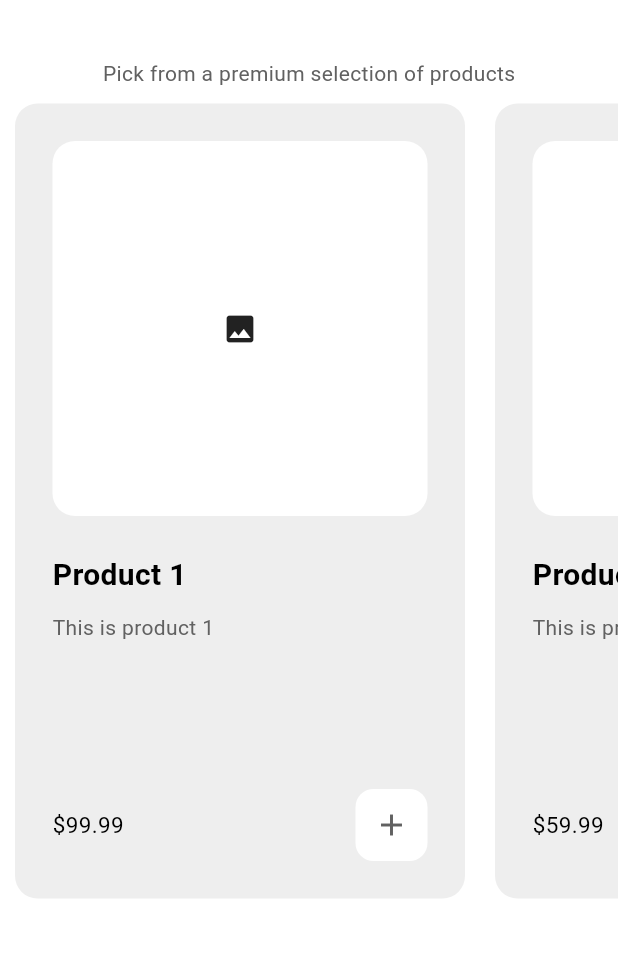
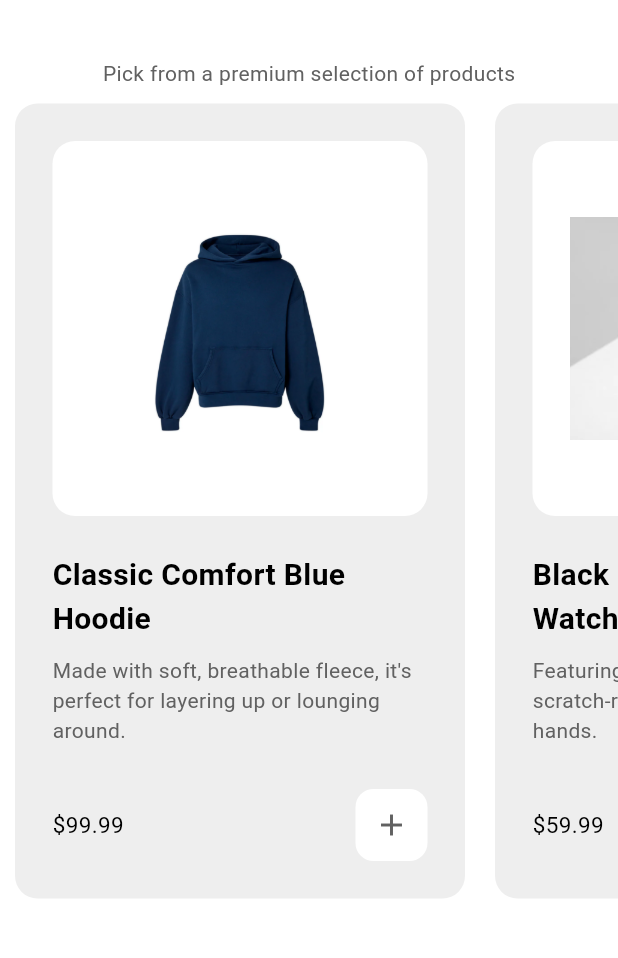
Before and after one commit to BUSHAAN/E-commerce-app, a Flutter app: the ShopPage screen opened by its route, on a phone screen of 412 x 824 dp, the part 63-1021 px from its top. Run offline on Flutter 3.47's test engine with Material 3 defaults, Android fonts, the phone set to English and light mode, and no system bars.

Commit message:
added images and finalized cart functionality

```diff
--- a/lib/components/my_product_tile.dart
+++ b/lib/components/my_product_tile.dart
@@ -71,7 +71,7 @@ class MyProductTile extends StatelessWidget {
                     ),
                     padding: const EdgeInsets.all(25),
                     width: double.infinity,
-                    child: Icon(Icons.image)),
+                    child: Image.asset(product.image)),
               ),
               SizedBox(height: 25),
               //title
--- a/lib/models/product.dart
+++ b/lib/models/product.dart
@@ -2,11 +2,11 @@ class Product {
   final String name;
   final String description;
   final double price;
-  //final String image;
+  final String image;
   Product(
       {required this.name,
       required this.description,
       required this.price,
-      //required this.image
+      required this.image
       });
 }
--- a/lib/models/shop.dart
+++ b/lib/models/shop.dart
@@ -2,50 +2,53 @@ import 'package:flutter/material.dart';
 
 import 'product.dart';
 
-class Shop extends ChangeNotifier{
+class Shop extends ChangeNotifier {
   //product for sales
-  final List<Product> _shop=[
+  final List<Product> _shop = [
     //product 1
     Product(
-      name: "Product 1",
-      description: "This is product 1",
-      price: 99.99,
-      //image: "assets/images/product1.jpg"
-    ),Product(
-      name: "Product 2",
-      description: "This is product 2",
-      price: 59.99,
-      //image: "assets/images/product1.jpg"
-    ),Product(
-      name: "Product 3",
-      description: "This is product 3",
-      price: 129.99,
-      //image: "assets/images/product1.jpg"
-    ),Product(
-      name: "Product 4",
-      description: "This is product 4",
-      price: 999.99,
-      //image: "assets/images/product1.jpg"
-    ),
+        name: "Classic Comfort Blue Hoodie",
+        description:
+            "Made with soft, breathable fleece, it's perfect for layering up or lounging around." ,
+        price: 99.99,
+        image: "assets/hoodie.png"),
+    Product(
+        name: "Black Stainless Steel Watch",
+        description: "Featuring a sleek minimalist design, a scratch-resistant crystal, and luminous hands.",
+        price: 59.99,
+        image: "assets/watch.png"),
+    Product(
+        name: "Energize Blue Running Shoes",
+        description: "Features a breathable mesh upper, a responsive cushioned sole, and a supportive fit.",
+        price: 49.99,
+        image: "assets/shoe.png"),
+    Product(
+        name: "Navigator Blue Mirrored Sunglasses",
+        description: "The classic aviator frame in a cool blue shade complements any outfit.",
+        price: 29.99,
+        image: "assets/sunglasses.png"),
   ];
   //user cart
-  List<Product> _cart=[];
+  List<Product> _cart = [];
 
   //get product list
-  List<Product> get shop=>_shop;
+  List<Product> get shop => _shop;
 
   //get user cart
-  List<Product> get cart=>_cart;
+  List<Product> get cart => _cart;
 
   //add item to cart
-  void addToCart(Product product){
+  void addToCart(Product product) {
     _cart.add(product);
     notifyListeners();
   }
 
   //remove item from cart
-  void removeFromCart(Product product){
+  void removeFromCart(Product product) {
     _cart.remove(product);
     notifyListeners();
   }
+
+  //get total price
+  double get totalPrice => _cart.fold(0, (total, current) => total + current.price);
 }
--- a/pubspec.yaml
+++ b/pubspec.yaml
@@ -60,8 +60,8 @@ flutter:
   uses-material-design: true
 
   # To add assets to your application, add an assets section, like this:
-  # assets:
-  #   - images/a_dot_burr.jpeg
+  assets:
+     - assets/
   #   - images/a_dot_ham.jpeg
 
   # An image asset can refer to one or more resolution-specific "variants", see
```
Also changed, not shown: lib/pages/cart_page.dart (+26 -0 lines), assets/hoodie.png (added), assets/shoe.png (added), assets/sunglasses.png (added), assets/watch.png (added).
